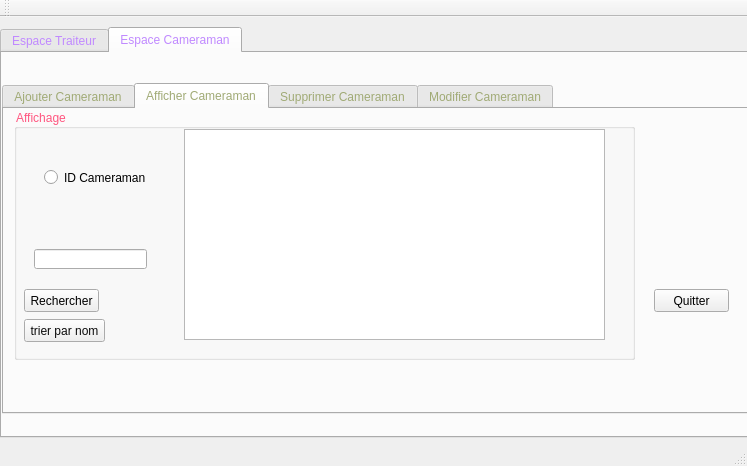
This is Atelier_Connexion/mainwindow.ui in melek007/smart_wedding_2a09 as Qt 5 draws it before an edit. The edited form follows.
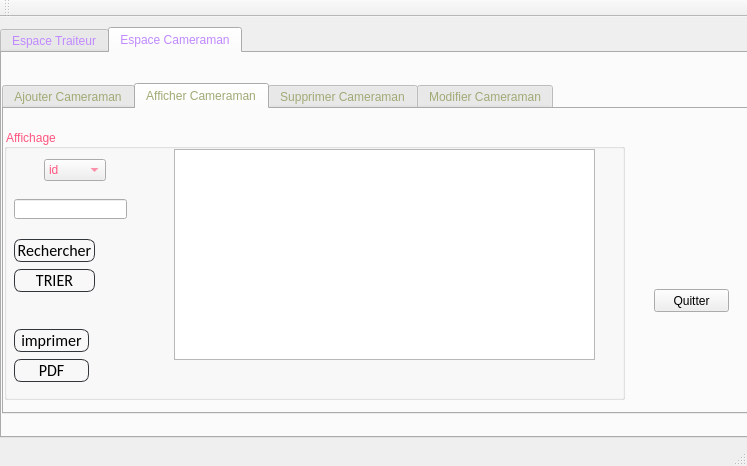
This is the edited form. The open tabs and pages were chosen to show the change. Icons and pictures are not drawn.

Patch:
```diff
--- a/Atelier_Connexion/mainwindow.ui
+++ b/Atelier_Connexion/mainwindow.ui
@@ -792,10 +792,10 @@
        <widget class="QGroupBox" name="groupBox_3">
         <property name="geometry">
          <rect>
-          <x>10</x>
-          <y>0</y>
+          <x>0</x>
+          <y>20</y>
           <width>621</width>
-          <height>251</height>
+          <height>271</height>
          </rect>
         </property>
         <property name="styleSheet">
@@ -818,8 +818,8 @@
         <widget class="QLineEdit" name="lineEdit_2">
          <property name="geometry">
           <rect>
-           <x>20</x>
-           <y>140</y>
+           <x>10</x>
+           <y>70</y>
            <width>113</width>
            <height>20</height>
           </rect>
@@ -829,50 +829,185 @@
          <property name="geometry">
           <rect>
            <x>10</x>
-           <y>180</y>
-           <width>75</width>
+           <y>110</y>
+           <width>81</width>
            <height>23</height>
           </rect>
          </property>
          <property name="styleSheet">
-          <string notr="true">color: rgb(0, 0, 0);
-font: 75 10pt &quot;MS Shell Dlg 2&quot;;</string>
+          <string notr="true">QPushButton
+{
+	background: transparent;
+	border-style:solid;
+	border-radius:7px;
+	border-width:1px;
+border-color: rgb(50, 53, 57);
+	color:rgb(0,0,0);
+	font-size:16px;
+font-family:Calibri;
+}
+
+QPushButton:hover
+{
+	background-color: #00000000;
+	border-color: rgb(30, 227, 0);
+	/*color:rgb(30, 227, 0);*/
+}
+
+QPushButton:focus
+{
+	background-color:  rgb(30, 227, 0);
+	border-color: rgba(30, 227, 0,0);
+	color:rgb(255, 255, 255);
+}</string>
          </property>
          <property name="text">
           <string>Rechercher</string>
          </property>
         </widget>
-        <widget class="QRadioButton" name="radioButton_5">
-         <property name="geometry">
-          <rect>
-           <x>30</x>
-           <y>60</y>
-           <width>111</width>
-           <height>17</height>
-          </rect>
-         </property>
-         <property name="styleSheet">
-          <string notr="true">font: 75 9pt &quot;MS Shell Dlg 2&quot;;
-color: rgb(0, 0, 0);</string>
-         </property>
-         <property name="text">
-          <string>ID Cameraman</string>
-         </property>
-        </widget>
         <widget class="QPushButton" name="pushButton_6">
          <property name="geometry">
           <rect>
            <x>10</x>
-           <y>210</y>
+           <y>140</y>
            <width>81</width>
            <height>23</height>
           </rect>
          </property>
          <property name="styleSheet">
-          <string notr="true">color: rgb(11, 11, 11);</string>
+          <string notr="true">QPushButton
+{
+	background: transparent;
+	border-style:solid;
+	border-radius:7px;
+	border-width:1px;
+border-color: rgb(50, 53, 57);
+	color:rgb(0,0,0);
+	font-size:16px;
+font-family:Calibri;
+}
+
+QPushButton:hover
+{
+	background-color: #00000000;
+	border-color: rgb(30, 227, 0);
+	/*color:rgb(30, 227, 0);*/
+}
+
+QPushButton:focus
+{
+	background-color:  rgb(30, 227, 0);
+	border-color: rgba(30, 227, 0,0);
+	color:rgb(255, 255, 255);
+}</string>
          </property>
          <property name="text">
-          <string>trier par nom</string>
+          <string>TRIER</string>
+         </property>
+        </widget>
+        <widget class="QComboBox" name="comboBox_2">
+         <property name="geometry">
+          <rect>
+           <x>40</x>
+           <y>30</y>
+           <width>62</width>
+           <height>22</height>
+          </rect>
+         </property>
+         <item>
+          <property name="text">
+           <string>id</string>
+          </property>
+         </item>
+         <item>
+          <property name="text">
+           <string>nom</string>
+          </property>
+         </item>
+         <item>
+          <property name="text">
+           <string>adrese</string>
+          </property>
+         </item>
+        </widget>
+        <widget class="QPushButton" name="imp_ca">
+         <property name="geometry">
+          <rect>
+           <x>10</x>
+           <y>200</y>
+           <width>75</width>
+           <height>23</height>
+          </rect>
+         </property>
+         <property name="styleSheet">
+          <string notr="true">QPushButton
+{
+	background: transparent;
+	border-style:solid;
+	border-radius:7px;
+	border-width:1px;
+border-color: rgb(50, 53, 57);
+	color:rgb(0,0,0);
+	font-size:16px;
+font-family:Calibri;
+}
+
+QPushButton:hover
+{
+	background-color: #00000000;
+	border-color: rgb(30, 227, 0);
+	/*color:rgb(30, 227, 0);*/
+}
+
+QPushButton:focus
+{
+	background-color:  rgb(30, 227, 0);
+	border-color: rgba(30, 227, 0,0);
+	color:rgb(255, 255, 255);
+}</string>
+         </property>
+         <property name="text">
+          <string>imprimer</string>
+         </property>
+        </widget>
+        <widget class="QPushButton" name="pdf_ca">
+         <property name="geometry">
+          <rect>
+           <x>10</x>
+           <y>230</y>
+           <width>75</width>
+           <height>23</height>
+          </rect>
+         </property>
+         <property name="styleSheet">
+          <string notr="true">QPushButton
+{
+	background: transparent;
+	border-style:solid;
+	border-radius:7px;
+	border-width:1px;
+border-color: rgb(50, 53, 57);
+	color:rgb(0,0,0);
+	font-size:16px;
+font-family:Calibri;
+}
+
+QPushButton:hover
+{
+	background-color: #00000000;
+	border-color: rgb(30, 227, 0);
+	/*color:rgb(30, 227, 0);*/
+}
+
+QPushButton:focus
+{
+	background-color:  rgb(30, 227, 0);
+	border-color: rgba(30, 227, 0,0);
+	color:rgb(255, 255, 255);
+}</string>
+         </property>
+         <property name="text">
+          <string>PDF</string>
          </property>
         </widget>
        </widget>
```
Left out of the diff: 462 changed lines with no effect on the pictures.
